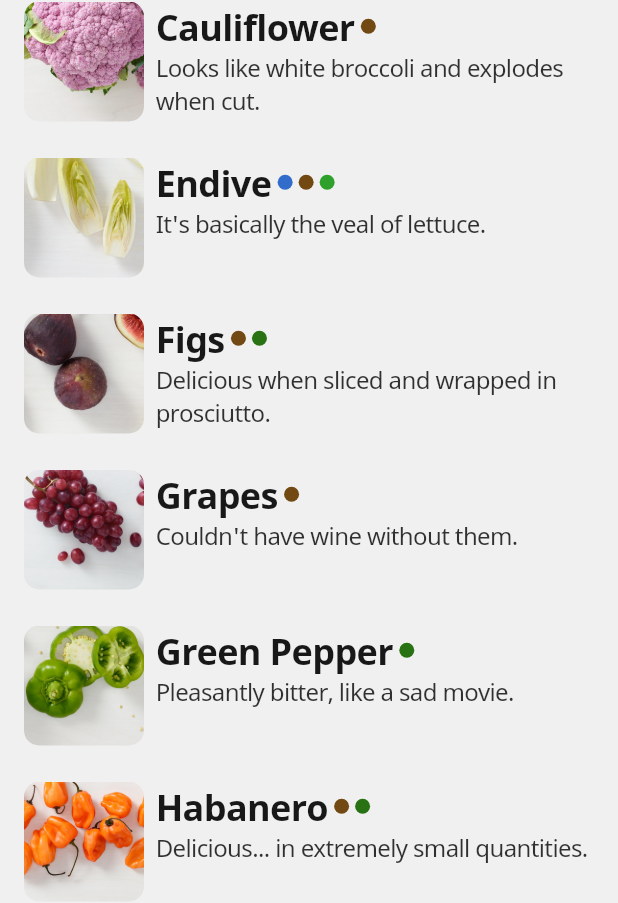
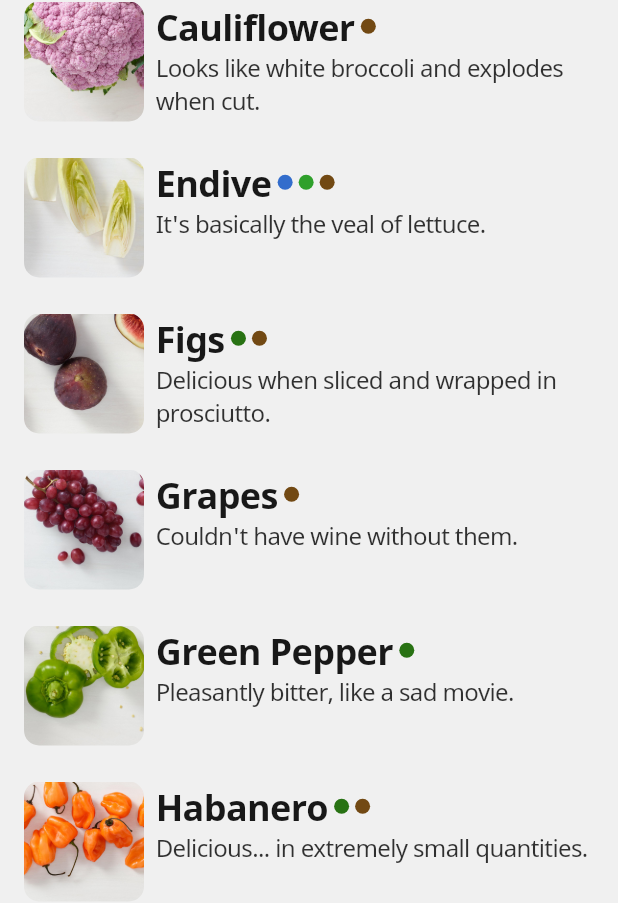
Before and after one commit to InMatrix/veggieseasons, a Flutter app: the screen it shows after launch, item 3 of the bottom bar chosen, scrolled down 576 dp, on a phone screen of 412 x 824 dp. Shown: the part 168-1071 px from the top of the screen. Run offline on Flutter 3.47's test engine with Material 2 defaults, Android fonts, the phone set to English and light mode, and no system bars; our stand-ins replace font_awesome_flutter, shared_preferences.

Commit message:
Adds season display to details screen. (#62)

```diff
--- a/lib/data/local_veggie_provider.dart
+++ b/lib/data/local_veggie_provider.dart
@@ -72,7 +72,7 @@ class LocalVeggieProvider {
             '2000 B.C.E.',
             '6500 B.C.E.',
           ],
-          1,
+          2,
         ),
         Trivia(
           'What are the seed pockets inside an apple called?',
@@ -92,7 +92,7 @@ class LocalVeggieProvider {
       category: VeggieCategory.flower,
       shortDescription: 'The armadillo of vegetables.',
       accentColor: Color(0x408ea26d),
-      seasons: [Season.autumn, Season.spring],
+      seasons: [Season.spring, Season.autumn],
       vitaminAPercentage: 0,
       vitaminCPercentage: 25,
       servingSize: '1 medium artichoke',
@@ -380,7 +380,7 @@ class LocalVeggieProvider {
       category: VeggieCategory.leafy,
       shortDescription: 'It\'s basically the veal of lettuce.',
       accentColor: Color(0x40c5be53),
-      seasons: [Season.winter, Season.autumn, Season.spring],
+      seasons: [Season.winter, Season.spring, Season.autumn],
       vitaminAPercentage: 10,
       vitaminCPercentage: 2,
       servingSize: '1/2 cup, chopped',
@@ -422,7 +422,7 @@ class LocalVeggieProvider {
       category: VeggieCategory.fruit,
       shortDescription: 'Delicious when sliced and wrapped in prosciutto.',
       accentColor: Color(0x40aa6d7c),
-      seasons: [Season.autumn, Season.summer],
+      seasons: [Season.summer, Season.autumn],
       vitaminAPercentage: 2,
       vitaminCPercentage: 2,
       servingSize: '1 large fig',
@@ -557,7 +557,7 @@ class LocalVeggieProvider {
       category: VeggieCategory.stealthFruit,
       shortDescription: 'Delicious... in extremely small quantities.',
       accentColor: Color(0x40ff7a01),
-      seasons: [Season.autumn, Season.summer],
+      seasons: [Season.summer, Season.autumn],
       vitaminAPercentage: 9,
       vitaminCPercentage: 100,
       servingSize: '1 pepper',
@@ -1037,7 +1037,7 @@ class LocalVeggieProvider {
       category: VeggieCategory.leafy,
       shortDescription: 'It\'s that bitter taste in the salad you\'re eating.',
       accentColor: Color(0x40d75875),
-      seasons: [Season.autumn, Season.spring],
+      seasons: [Season.spring, Season.autumn],
       vitaminAPercentage: 0,
       vitaminCPercentage: 10,
       servingSize: '2 cups shredded',
--- a/lib/styles.dart
+++ b/lib/styles.dart
@@ -4,6 +4,7 @@
 
 import 'package:flutter/cupertino.dart';
 import 'package:flutter/widgets.dart';
+import 'package:font_awesome_flutter/font_awesome_flutter.dart';
 import 'package:veggieseasons/data/veggie.dart';
 
 abstract class Styles {
@@ -87,12 +88,20 @@ abstract class Styles {
     fontWeight: FontWeight.normal,
   );
 
-  static const detailsShortDescriptionText = TextStyle(
+  static const detailsDescriptionText = TextStyle(
     color: Color.fromRGBO(0, 0, 0, 0.9),
     fontFamily: 'NotoSans',
     fontSize: 16.0,
     fontStyle: FontStyle.normal,
     fontWeight: FontWeight.normal,
+  );
+
+  static const detailsBoldDescriptionText = TextStyle(
+    color: Color.fromRGBO(0, 0, 0, 0.9),
+    fontFamily: 'NotoSans',
+    fontSize: 16.0,
+    fontStyle: FontStyle.normal,
+    fontWeight: FontWeight.bold,
   );
 
   static const detailsServingHeaderText = TextStyle(
@@ -182,6 +191,22 @@ abstract class Styles {
     Season.autumn: Color(0xff724913),
   };
 
+  // While handy, some of the Font Awesome icons sometimes bleed over their
+  // allotted bounds. This padding is used to adjust for that.
+  static const seasonIconPadding = {
+    Season.winter: const EdgeInsets.only(right: 0.0),
+    Season.spring: const EdgeInsets.only(right: 4.0),
+    Season.summer: const EdgeInsets.only(right: 6.0),
+    Season.autumn: const EdgeInsets.only(right: 0.0),
+  };
+
+  static const seasonIconData = {
+    Season.winter: FontAwesomeIcons.snowflake,
+    Season.spring: FontAwesomeIcons.leaf,
+    Season.summer: FontAwesomeIcons.umbrellaBeach,
+    Season.autumn: FontAwesomeIcons.canadianMapleLeaf,
+  };
+
   static const seasonBorder = Border(
     top: BorderSide(color: Color(0xff606060)),
     left: BorderSide(color: Color(0xff606060)),
--- a/pubspec.yaml
+++ b/pubspec.yaml
@@ -11,6 +11,7 @@ dependencies:
     sdk: flutter
 
   cupertino_icons: ^0.1.2
+  font_awesome_flutter: ^8.4.0
   intl: ^0.15.7
   scoped_model: ^1.0.1
   shared_preferences: ^0.4.3
```
Also changed, not shown: lib/data/veggie.dart (+7 -0 lines), lib/screens/details.dart (+33 -5 lines).
